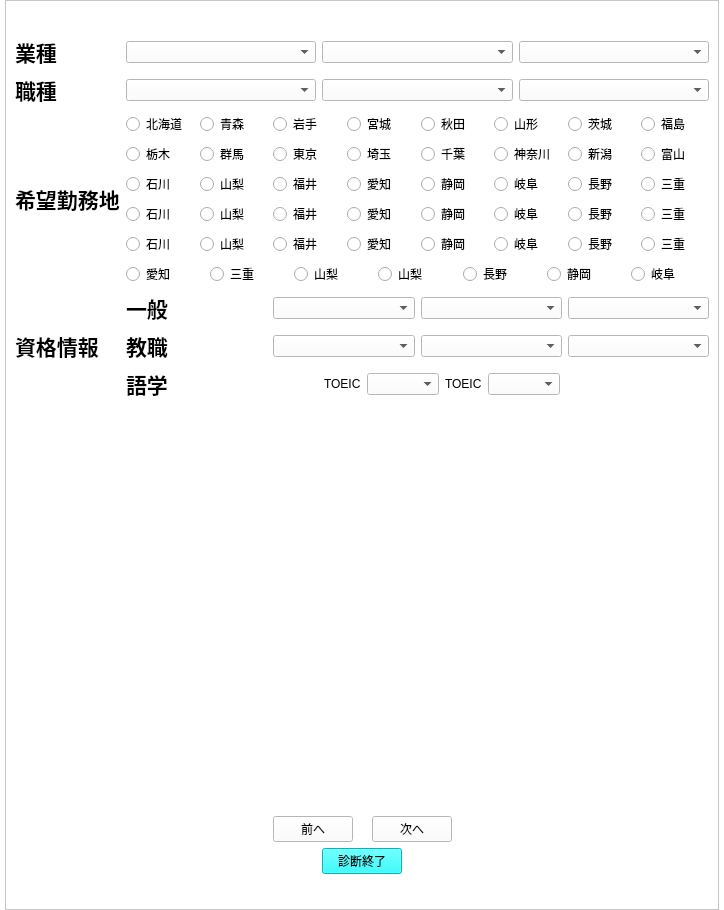
kokimame/e-navi, file design/enaviEntry.ui: the form before one commit.
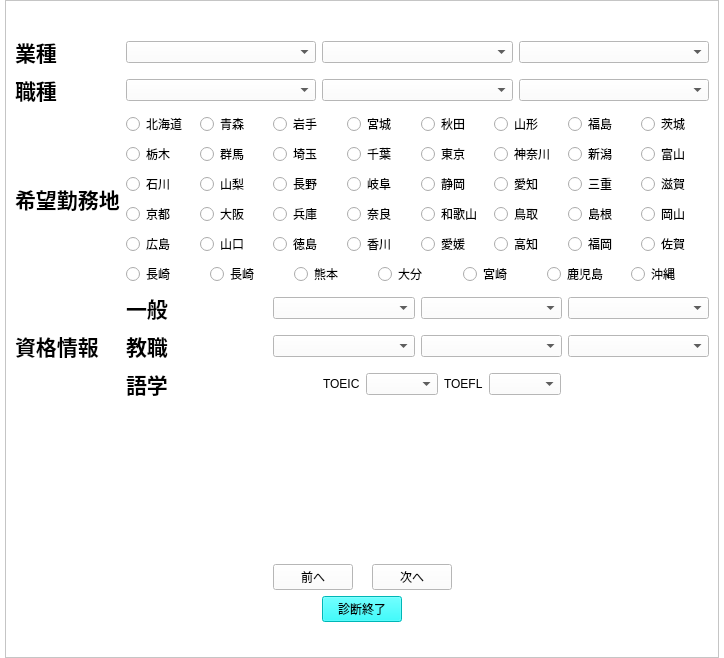
The form after the commit. Icons and pictures are not drawn.

Commit message: Completed region names etc

```diff
--- a/design/enaviEntry.ui
+++ b/design/enaviEntry.ui
@@ -7,7 +7,7 @@
     <x>0</x>
     <y>0</y>
     <width>724</width>
-    <height>910</height>
+    <height>658</height>
    </rect>
   </property>
   <property name="windowTitle">
@@ -46,7 +46,7 @@
         <x>0</x>
         <y>0</y>
         <width>712</width>
-        <height>908</height>
+        <height>656</height>
        </rect>
       </property>
       <layout class="QVBoxLayout" name="verticalLayout">
@@ -155,17 +155,17 @@
              <item>
               <widget class="QRadioButton" name="radioButton_20">
                <property name="text">
-                <string>茨城</string>
-               </property>
-              </widget>
-             </item>
-             <item>
-              <widget class="QRadioButton" name="radioButton_19">
-               <property name="text">
                 <string>福島</string>
                </property>
               </widget>
              </item>
+             <item>
+              <widget class="QRadioButton" name="radioButton_19">
+               <property name="text">
+                <string>茨城</string>
+               </property>
+              </widget>
+             </item>
             </layout>
            </item>
            <item>
@@ -187,13 +187,6 @@
              <item>
               <widget class="QRadioButton" name="radioButton_13">
                <property name="text">
-                <string>東京</string>
-               </property>
-              </widget>
-             </item>
-             <item>
-              <widget class="QRadioButton" name="radioButton_23">
-               <property name="text">
                 <string>埼玉</string>
                </property>
               </widget>
@@ -205,6 +198,13 @@
                </property>
               </widget>
              </item>
+             <item>
+              <widget class="QRadioButton" name="radioButton_24">
+               <property name="text">
+                <string>東京</string>
+               </property>
+              </widget>
+             </item>
              <item>
               <widget class="QRadioButton" name="radioButton_14">
                <property name="text">
@@ -247,14 +247,14 @@
              <item>
               <widget class="QRadioButton" name="radioButton_18">
                <property name="text">
-                <string>福井</string>
+                <string>長野</string>
                </property>
               </widget>
              </item>
              <item>
               <widget class="QRadioButton" name="radioButton_29">
                <property name="text">
-                <string>愛知</string>
+                <string>岐阜</string>
                </property>
               </widget>
              </item>
@@ -268,21 +268,21 @@
              <item>
               <widget class="QRadioButton" name="radioButton_27">
                <property name="text">
-                <string>岐阜</string>
+                <string>愛知</string>
                </property>
               </widget>
              </item>
              <item>
               <widget class="QRadioButton" name="radioButton_26">
                <property name="text">
-                <string>長野</string>
+                <string>三重</string>
                </property>
               </widget>
              </item>
              <item>
               <widget class="QRadioButton" name="radioButton_30">
                <property name="text">
-                <string>三重</string>
+                <string>滋賀</string>
                </property>
               </widget>
              </item>
@@ -293,56 +293,56 @@
              <item>
               <widget class="QRadioButton" name="radioButton_45">
                <property name="text">
-                <string>石川</string>
+                <string>京都</string>
                </property>
               </widget>
              </item>
              <item>
               <widget class="QRadioButton" name="radioButton_46">
                <property name="text">
-                <string>山梨</string>
+                <string>大阪</string>
                </property>
               </widget>
              </item>
              <item>
               <widget class="QRadioButton" name="radioButton_47">
                <property name="text">
-                <string>福井</string>
+                <string>兵庫</string>
                </property>
               </widget>
              </item>
              <item>
               <widget class="QRadioButton" name="radioButton_48">
                <property name="text">
-                <string>愛知</string>
+                <string>奈良</string>
                </property>
               </widget>
              </item>
              <item>
               <widget class="QRadioButton" name="radioButton_49">
                <property name="text">
-                <string>静岡</string>
+                <string>和歌山</string>
                </property>
               </widget>
              </item>
              <item>
               <widget class="QRadioButton" name="radioButton_50">
                <property name="text">
-                <string>岐阜</string>
+                <string>鳥取</string>
                </property>
               </widget>
              </item>
              <item>
               <widget class="QRadioButton" name="radioButton_51">
                <property name="text">
-                <string>長野</string>
+                <string>島根</string>
                </property>
               </widget>
              </item>
              <item>
               <widget class="QRadioButton" name="radioButton_52">
                <property name="text">
-                <string>三重</string>
+                <string>岡山</string>
                </property>
               </widget>
              </item>
@@ -353,56 +353,56 @@
              <item>
               <widget class="QRadioButton" name="radioButton_53">
                <property name="text">
-                <string>石川</string>
+                <string>広島</string>
                </property>
               </widget>
              </item>
              <item>
               <widget class="QRadioButton" name="radioButton_54">
                <property name="text">
-                <string>山梨</string>
+                <string>山口</string>
                </property>
               </widget>
              </item>
              <item>
               <widget class="QRadioButton" name="radioButton_55">
                <property name="text">
-                <string>福井</string>
+                <string>徳島</string>
                </property>
               </widget>
              </item>
              <item>
               <widget class="QRadioButton" name="radioButton_56">
                <property name="text">
-                <string>愛知</string>
+                <string>香川</string>
                </property>
               </widget>
              </item>
              <item>
               <widget class="QRadioButton" name="radioButton_57">
                <property name="text">
-                <string>静岡</string>
+                <string>愛媛</string>
                </property>
               </widget>
              </item>
              <item>
               <widget class="QRadioButton" name="radioButton_58">
                <property name="text">
-                <string>岐阜</string>
+                <string>高知</string>
                </property>
               </widget>
              </item>
              <item>
               <widget class="QRadioButton" name="radioButton_59">
                <property name="text">
-                <string>長野</string>
+                <string>福岡</string>
                </property>
               </widget>
              </item>
              <item>
               <widget class="QRadioButton" name="radioButton_60">
                <property name="text">
-                <string>三重</string>
+                <string>佐賀</string>
                </property>
               </widget>
              </item>
@@ -413,49 +413,49 @@
              <item>
               <widget class="QRadioButton" name="radioButton_35">
                <property name="text">
-                <string>愛知</string>
+                <string>長崎</string>
                </property>
               </widget>
              </item>
              <item>
               <widget class="QRadioButton" name="radioButton_36">
                <property name="text">
-                <string>三重</string>
+                <string>長崎</string>
                </property>
               </widget>
              </item>
              <item>
               <widget class="QRadioButton" name="radioButton_7">
                <property name="text">
-                <string>山梨</string>
+                <string>熊本</string>
                </property>
               </widget>
              </item>
              <item>
               <widget class="QRadioButton" name="radioButton_31">
                <property name="text">
-                <string>山梨</string>
+                <string>大分</string>
                </property>
               </widget>
              </item>
              <item>
               <widget class="QRadioButton" name="radioButton_32">
                <property name="text">
-                <string>長野</string>
+                <string>宮崎</string>
                </property>
               </widget>
              </item>
              <item>
               <widget class="QRadioButton" name="radioButton_34">
                <property name="text">
-                <string>静岡</string>
+                <string>鹿児島</string>
                </property>
               </widget>
              </item>
              <item>
               <widget class="QRadioButton" name="radioButton_37">
                <property name="text">
-                <string>岐阜</string>
+                <string>沖縄</string>
                </property>
               </widget>
              </item>
@@ -567,7 +567,7 @@
              <item>
               <widget class="QLabel" name="label_13">
                <property name="text">
-                <string>TOEIC</string>
+                <string>TOEFL</string>
                </property>
               </widget>
              </item>
```
Left out of the diff: 2 changed lines with no effect on the pictures. The commit also changes 1 other file.
